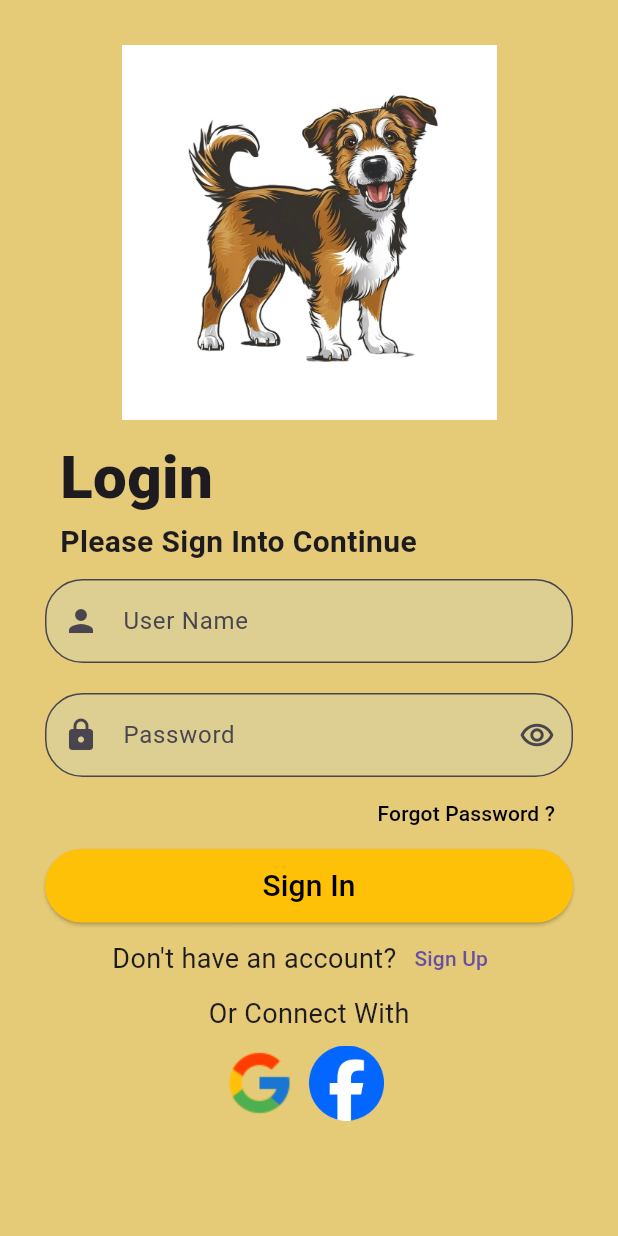
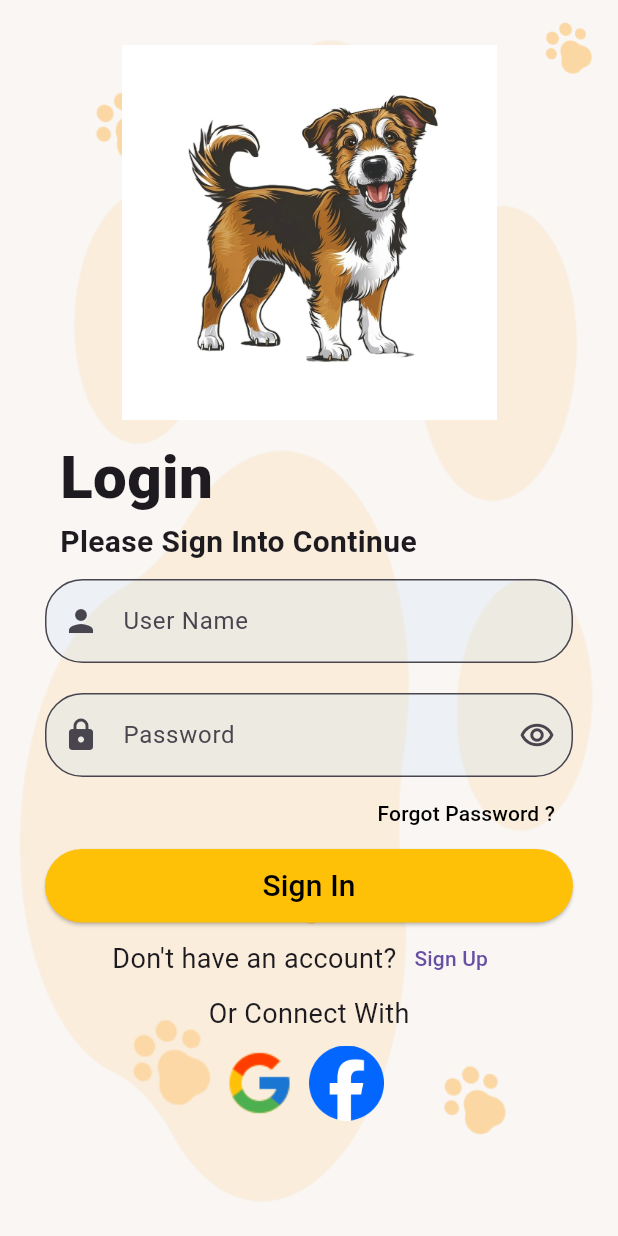
Before and after one commit to upesha56/PetCare, a Flutter app: the screen it shows after launch, on a phone screen of 412 x 824 dp. Run offline on Flutter 3.47's test engine with Material 3 defaults, Android fonts, the phone set to English and light mode, and no system bars; our stand-ins replace image_picker.

Commit message:
Changed the background color

```diff
--- a/Front-End/lib/pages/loging_page.dart
+++ b/Front-End/lib/pages/loging_page.dart
@@ -4,7 +4,6 @@ import 'package:chat/pages/userprofile_page.dart';
 import 'package:flutter/material.dart';
 import 'package:http/http.dart' as http;
 import 'dart:convert';
-
 
 class login extends StatefulWidget {
   const login({super.key});
@@ -14,7 +13,6 @@ class login extends StatefulWidget {
 }
 
 class _loginState extends State<login> {
-
   // text editing controllers
   final userNameController = TextEditingController();
   final passwordController = TextEditingController();
@@ -30,7 +28,6 @@ class _loginState extends State<login> {
     var user_name = userNameController.text;
     var password = passwordController.text;
 
-
     // Ensure both fields are filled
     if (user_name.isEmpty || password.isEmpty) {
       setState(() {
@@ -39,15 +36,11 @@ class _loginState extends State<login> {
       showErrorDialog('Please enter both username and password.');
       return;
     }
-    try{
+    try {
       var url = Uri.parse('http://10.0.2.2:8000/login');
-      var response = await http.post(
-        url,
+      var response = await http.post(url,
           headers: {"Content-Type": "application/json"},
-        body: json.encode(
-          {"user_name": user_name, "password": password}
-        )
-      );
+          body: json.encode({"user_name": user_name, "password": password}));
 
       setState(() {
         isLoading = false;
@@ -64,12 +57,11 @@ class _loginState extends State<login> {
         } else {
           showErrorDialog(data['detail'].toString());
         }
-      }
-      else{
+      } else {
         var data = json.decode(response.body);
         showErrorDialog(data['detail'].toString());
       }
-    }catch(e){
+    } catch (e) {
       setState(() {
         isLoading = false;
       });
@@ -102,10 +94,105 @@ class _loginState extends State<login> {
   Widget build(BuildContext context) {
     return SafeArea(
       child: Scaffold(
-        backgroundColor: const Color.fromRGBO(229, 202, 119, 30),
-        body: SingleChildScrollView(
+        backgroundColor: const Color.fromARGB(255, 249, 246, 244),
+        body: Stack(
+          children: [
+            SizedBox(
+              height: double.infinity,
+              width: double.infinity,
+              child: Image.asset(
+                "assets/foot.png",
+                alignment: AlignmentDirectional.centerStart,
+                fit: BoxFit.cover,
+              ),
+            ),
+            Align(
+              alignment: Alignment.bottomLeft,
+              child: Padding(
+                padding:
+                    const EdgeInsets.all(70.0), // Add some padding if needed
+                child: Opacity(
+                  opacity:
+                      0.3, // Adjust the opacity as needed for watermark effect
+                  child: SizedBox(
+                    height: 90,
+                    width: 90,
+                    child: Image.asset(
+                      'assets/paw.png',
+                    ),
+                  ),
+                ),
+              ),
+            ),
+            Align(
+              alignment: Alignment.bottomRight,
+              child: Padding(
+                padding:
+                    const EdgeInsets.all(190.0), // Add some padding if needed
+                child: Opacity(
+                  opacity:
+                      0.4, // Adjust the opacity as needed for watermark effect
+                  child: SizedBox(
+                    height: 60,
+                    width: 60,
+                    child: Image.asset('assets/paw.png'),
+                  ),
+                ),
+              ),
+            ),
+            Align(
+              alignment: Alignment.bottomRight,
+              child: Padding(
+                padding:
+                    const EdgeInsets.all(60.0), // Add some padding if needed
+                child: Opacity(
+                  opacity:
+                      0.4, // Adjust the opacity as needed for watermark effect
+                  child: SizedBox(
+                    height: 60,
+                    width: 70,
+                    child: Image.asset('assets/paw.png'),
+                  ),
+                ),
+              ),
+            ),
+            Align(
+              alignment: Alignment.topLeft,
+              child: Padding(
+                padding:
+                    const EdgeInsets.all(55.0), // Add some padding if needed
+                child: Opacity(
+                  opacity:
+                      0.4, // Adjust the opacity as needed for watermark effect
+                  child: SizedBox(
+                    height: 60,
+                    width: 60,
+                    child: Image.asset('assets/paw.png'),
+                  ),
+                ),
+              ),
+            ),
+            Align(
+              alignment: Alignment.topRight,
+              child: Padding(
+                padding:
+                    const EdgeInsets.all(10.0), // Add some padding if needed
+                child: Opacity(
+                  opacity:
+                      0.4, // Adjust the opacity as needed for watermark effect
+                  child: SizedBox(
+                    height: 45,
+                    width: 45,
+                    child: Image.asset('assets/paw.png'),
+                  ),
+                ),
+              ),
+            ), // Background Image (optional)
+
+            SingleChildScrollView(
               padding: const EdgeInsets.all(30),
-          child: Column(children: [
+              child: Column(
+                children: [
                   _signInPic(context),
                   _header(context),
                   _inputFeild(context),
@@ -113,7 +200,10 @@ class _loginState extends State<login> {
                   _elevateButton(context),
                   _signUp(context),
                   _otherConnect(context),
-          ]),
+                ],
+              ),
+            ),
+          ],
         ),
       ),
     );
```
Lines whose indentation alone changed are shown as unchanged.
